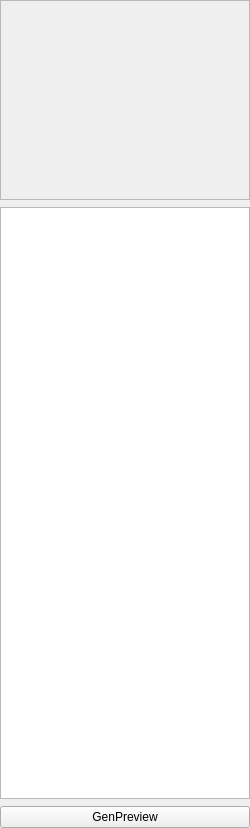
Old version of the form gui/ThemePreview.ui in the repository acroper/BeamerQt.
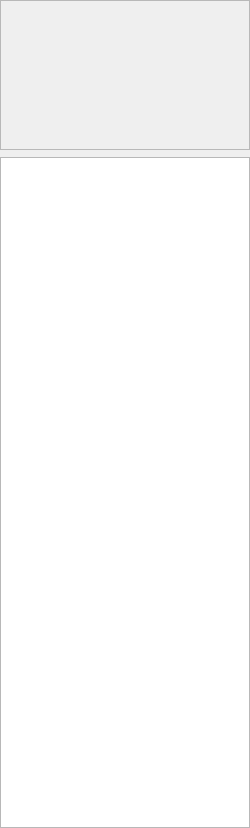
New version of the form.

Commit message: GUI updates in the ThemePreview Widget

```diff
--- a/gui/ThemePreview.ui
+++ b/gui/ThemePreview.ui
@@ -34,7 +34,7 @@
      <property name="minimumSize">
       <size>
        <width>250</width>
-       <height>200</height>
+       <height>150</height>
       </size>
      </property>
      <property name="maximumSize">
@@ -120,13 +120,6 @@
      </property>
     </widget>
    </item>
-   <item>
-    <widget class="QPushButton" name="genPDFButton">
-     <property name="text">
-      <string>GenPreview</string>
-     </property>
-    </widget>
-   </item>
   </layout>
  </widget>
  <resources/>
```
The commit also changes 2 other files.
